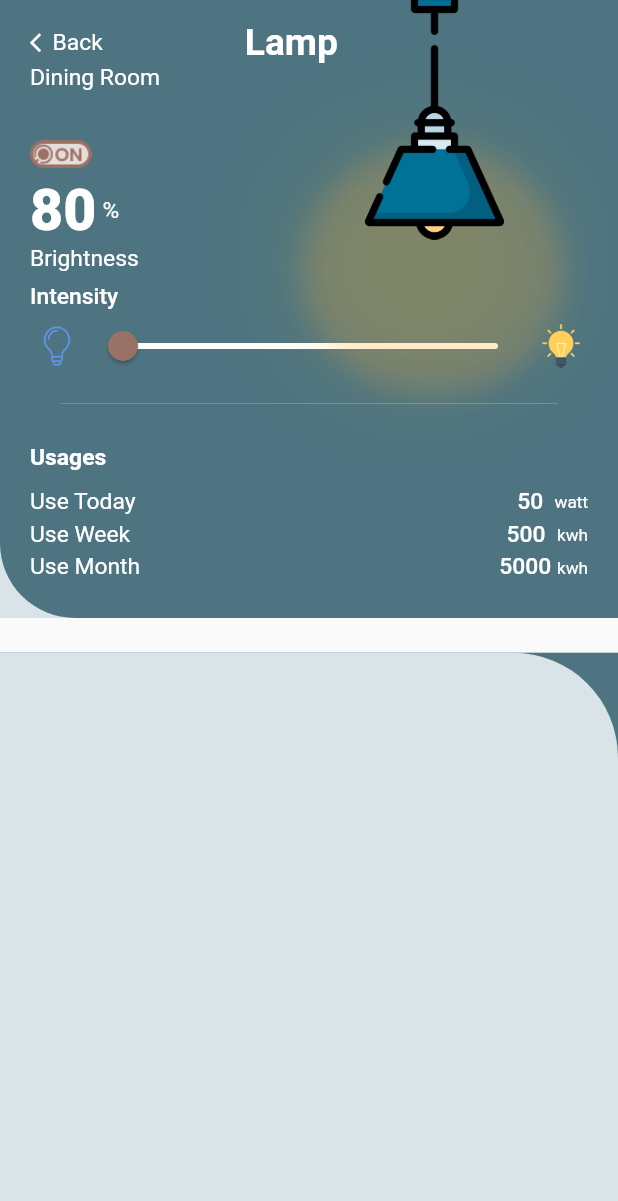
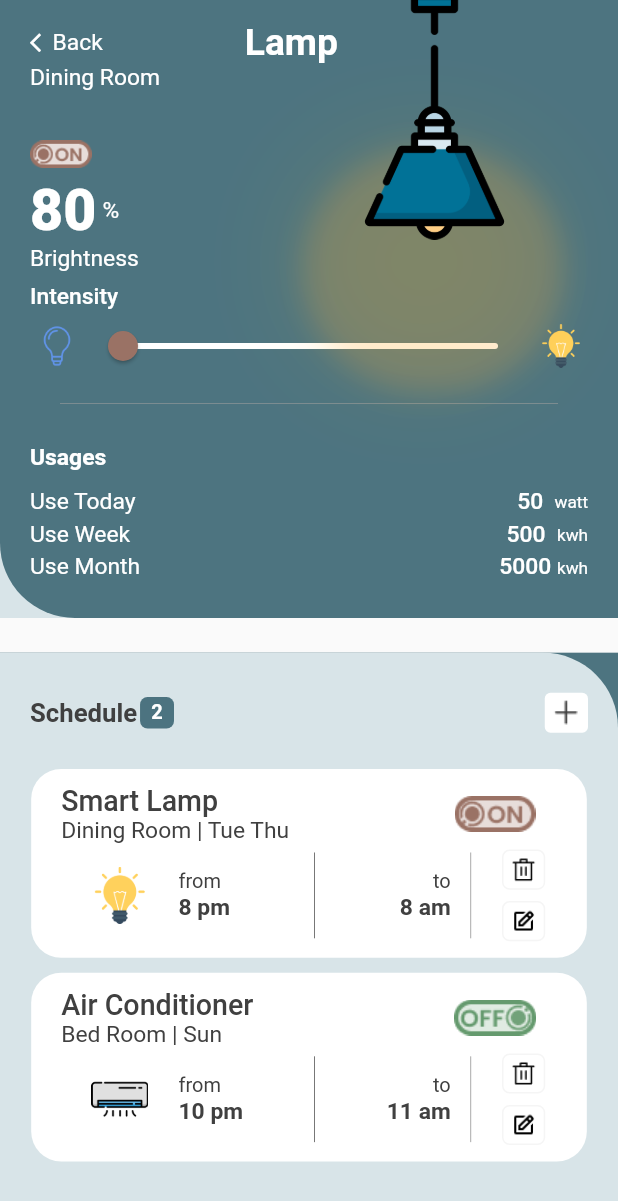
Before and after one commit to aasaif/SMART-HOME, a Flutter app: the DiningRoomPage screen opened directly, on a phone screen of 412 x 824 dp. Shown: the top 1201 px of the screen. Run offline on Flutter 3.47's test engine with Material 2 defaults, Android fonts, the phone set to English and light mode, and no system bars; our stand-ins replace dropdown_button2, fl_chart, flutter_screenutil, get, google_nav_bar.

Commit message:
clean up, routing and others

```diff
--- a/lib/pages/diningroom_page.dart
+++ b/lib/pages/diningroom_page.dart
@@ -2,6 +2,7 @@ import 'package:flutter/material.dart';
 import 'package:flutter_screenutil/flutter_screenutil.dart';
 import 'package:smart_home_applications/storage/color_storage.dart';
 import 'package:smart_home_applications/utils/diningroom_container1.dart';
+import 'package:smart_home_applications/utils/firstListTile.dart';
 
 class DiningRoomPage extends StatelessWidget {
   const DiningRoomPage({super.key});
@@ -90,8 +91,87 @@ class DiningRoomPage extends StatelessWidget {
                   decoration: BoxDecoration(
                     color: surface2,
                     borderRadius: BorderRadius.only(
-                      topRight: Radius.circular(70),
+                      topRight: Radius.circular(50),
                     ),
+                  ),
+                  child: Column(
+                    children: [
+                      SizedBox(height: 70.h),
+                      //text and icon
+
+                      Padding(
+                        padding: const EdgeInsets.only(left: 20.0, right: 20.0),
+                        child: Row(
+                          mainAxisAlignment: MainAxisAlignment.spaceBetween,
+                          children: [
+                            Row(
+                              children: [
+                                Text(
+                                  "Schedule",
+                                  style: TextStyle(
+                                    fontSize: 45.sp,
+                                    color: textColor,
+                                    fontWeight: FontWeight.w600,
+                                  ),
+                                ),
+                                SizedBox(width: 5.h),
+                                Container(
+                                  height: 55.h,
+                                  width: 55.w,
+                                  decoration: BoxDecoration(
+                                    color: main2Color,
+                                    borderRadius: BorderRadius.circular(5),
+                                  ),
+                                  child: Center(
+                                    child: Text(
+                                      '2',
+                                      style: TextStyle(
+                                        fontSize: 35.sp,
+                                        color: white,
+                                        fontWeight: FontWeight.w600,
+                                      ),
+                                    ),
+                                  ),
+                                ),
+                              ],
+                            ),
+                            Container(
+                              height: 70.h,
+                              width: 70.w,
+                              decoration: BoxDecoration(
+                                color: white,
+                                borderRadius: BorderRadius.all(
+                                  Radius.circular(10.r),
+                                ),
+                              ),
+                              child: Image.asset(
+                                'icons/add.png',
+                                color: textColor,
+                              ),
+                            ),
+                          ],
+                        ),
+                      ),
+                      SizedBox(height: 50.h),
+
+                      //1st card
+                      FirstListTile(
+                        deviceName: "Smart Lamp",
+                        roomNameday: "Dining Room | Tue Thu",
+                        offOnImage: 'icons/on.png',
+                        deviceImage: 'images/bulb-1.png',
+                        startTime: "8 pm",
+                        endTime: "8 am",
+                      ),
+                      FirstListTile(
+                        deviceName: "Air Conditioner",
+                        roomNameday: "Bed Room | Sun",
+                        offOnImage: 'icons/off.png',
+                        deviceImage: 'images/ac.png',
+                        startTime: "10 pm",
+                        endTime: "11 am",
+                      ),
+                    ],
                   ),
                 ),
               ),
--- a/pubspec.yaml
+++ b/pubspec.yaml
@@ -38,6 +38,7 @@ dependencies:
   fl_chart: ^0.63.0
   google_nav_bar: ^5.0.6
   dropdown_button2: ^2.1.3
+  get: ^4.6.5
 
 dev_dependencies:
   flutter_test:
```
Also changed, not shown: lib/main.dart (+4 -4 lines), lib/pages/Extra.dart (deleted, +0 -336 lines), lib/route/route.dart (added, +34 -0 lines), lib/utils/google_bottom_navbar.dart (+6 -1 lines), lib/pages/profile_page.dart (added), pubspec.lock.
